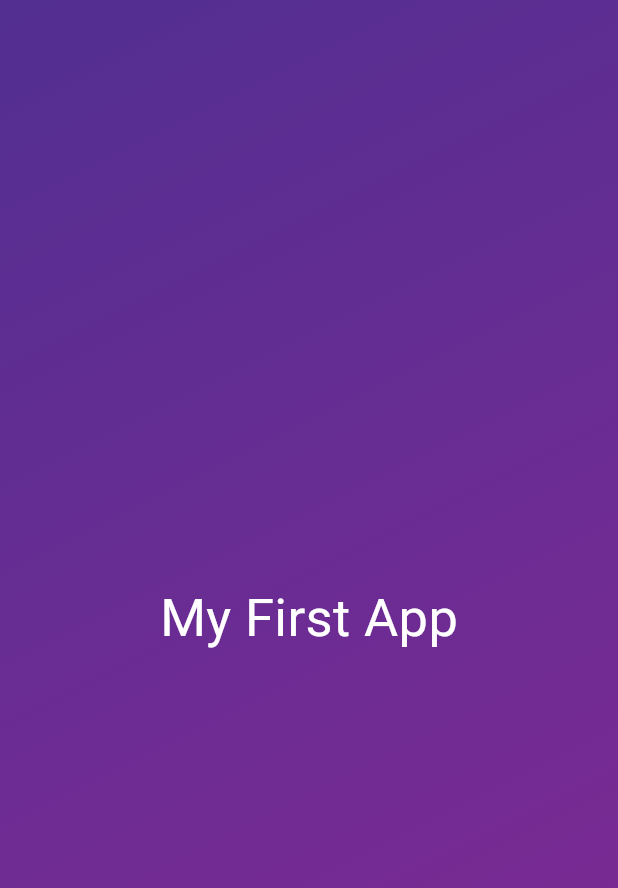
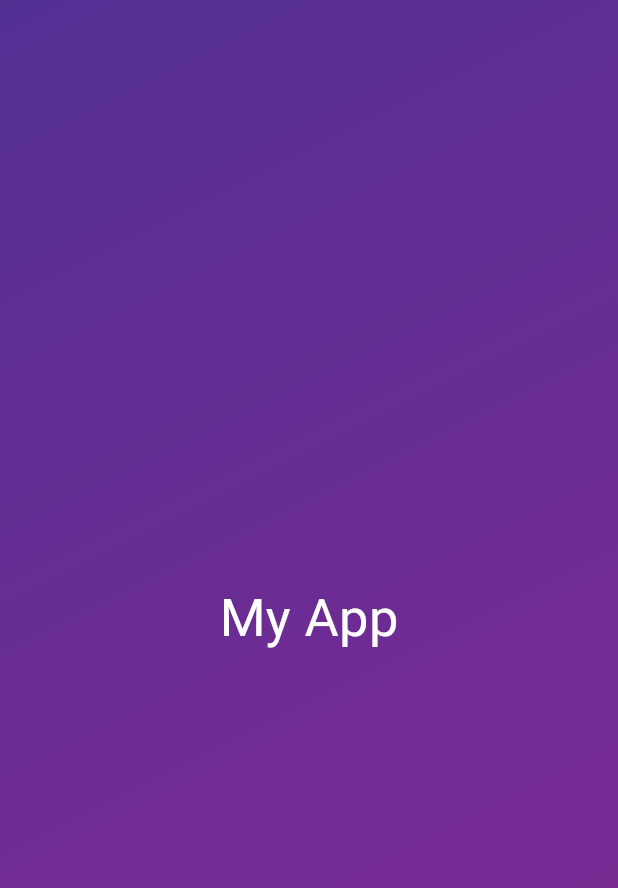
Before and after one commit to sarweralam867/Flutter-Dart-Practice, a Flutter app: the screen it shows after launch, on a phone screen of 412 x 824 dp. Shown: the top 888 px of the screen. Run offline on Flutter 3.47's test engine with Material 3 defaults, Android fonts, the phone set to English and light mode, and no system bars.

Commit message:
video 44 (value pass by class)

```diff
--- a/my_first_project/lib/gradient_container.dart
+++ b/my_first_project/lib/gradient_container.dart
@@ -20,7 +20,7 @@ class GradientContainer extends StatelessWidget {
           end: endAlignmnet,
         ),
       ),
-      child: Center(child: StyleTest()),
+      child: Center(child: StyleTest("My App")),
     );
   }
 }
--- a/my_first_project/lib/style_test.dart
+++ b/my_first_project/lib/style_test.dart
@@ -1,13 +1,12 @@
 import 'package:flutter/material.dart';
 
 class StyleTest extends StatelessWidget {
-  const StyleTest({super.key});
+  const StyleTest(this.text, {super.key});
+
+  final String text;
 
   @override
   Widget build(context) {
-    return Text(
-      "My First App",
-      style: TextStyle(color: Colors.white, fontSize: 35),
-    );
+    return Text(text, style: TextStyle(color: Colors.white, fontSize: 35));
   }
 }
```
